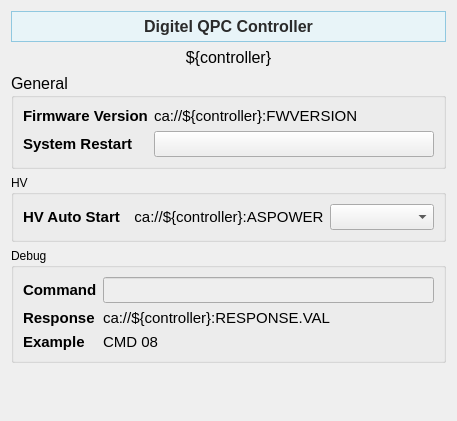
This is pcdswidgets/static_ui/vacuum/pumps/PIPCombined_controller.ui in pcdshub/pcdswidgets as Qt 5 draws it before an edit. The edited form follows.
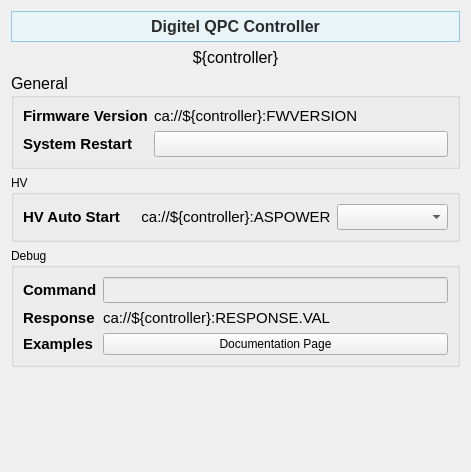
This is the edited form. Custom widgets are drawn as their Qt base class.

Commit message: PV egu now displayed and doc link for controller commands

```diff
--- a/pcdswidgets/static_ui/vacuum/pumps/PIPCombined_controller.ui
+++ b/pcdswidgets/static_ui/vacuum/pumps/PIPCombined_controller.ui
@@ -6,8 +6,8 @@
    <rect>
     <x>0</x>
     <y>0</y>
-    <width>457</width>
-    <height>421</height>
+    <width>471</width>
+    <height>472</height>
    </rect>
   </property>
   <property name="windowTitle">
@@ -315,6 +315,9 @@
       </item>
       <item row="0" column="1">
        <widget class="PyDMLineEdit" name="PyDMLineEdit">
+        <property name="enabled">
+         <bool>false</bool>
+        </property>
         <property name="font">
          <font>
           <pointsize>11</pointsize>
@@ -401,19 +404,25 @@
          </font>
         </property>
         <property name="text">
-         <string>&lt;html&gt;&lt;head/&gt;&lt;body&gt;&lt;p&gt;&lt;span style=&quot; font-weight:600;&quot;&gt;Example&lt;/span&gt;&lt;/p&gt;&lt;/body&gt;&lt;/html&gt;</string>
+         <string>&lt;html&gt;&lt;head/&gt;&lt;body&gt;&lt;p&gt;&lt;span style=&quot; font-weight:600;&quot;&gt;Examples&lt;/span&gt;&lt;/p&gt;&lt;/body&gt;&lt;/html&gt;</string>
         </property>
        </widget>
       </item>
       <item row="2" column="1">
-       <widget class="QLabel" name="label_11">
-        <property name="font">
-         <font>
-          <pointsize>11</pointsize>
-         </font>
+       <widget class="PyDMShellCommand" name="PyDMShellCommand">
+        <property name="toolTip">
+         <string/>
         </property>
         <property name="text">
-         <string>&lt;html&gt;&lt;head/&gt;&lt;body&gt;&lt;p&gt;CMD 08&lt;/p&gt;&lt;/body&gt;&lt;/html&gt;</string>
+         <string>Documentation Page</string>
+        </property>
+        <property name="showIcon">
+         <bool>false</bool>
+        </property>
+        <property name="commands">
+         <stringlist>
+          <string>firefox https://confluence.slac.stanford.edu/spaces/PCDS/pages/716910716/QPCe+IOC+Commands</string>
+         </stringlist>
         </property>
        </widget>
       </item>
@@ -456,6 +465,11 @@
    <extends>QPushButton</extends>
    <header>pydm.widgets.pushbutton</header>
   </customwidget>
+  <customwidget>
+   <class>PyDMShellCommand</class>
+   <extends>QPushButton</extends>
+   <header>pydm.widgets.shell_command</header>
+  </customwidget>
  </customwidgets>
  <resources/>
  <connections/>
```
Left out of the diff: 2 changed lines with no effect on the pictures. The commit also changes 4 other files.
